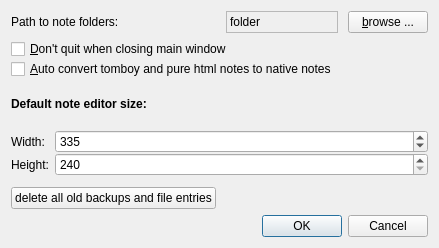
Old version of the form src/ui/preferences.ui in the repository hakaishi/nobleNote.
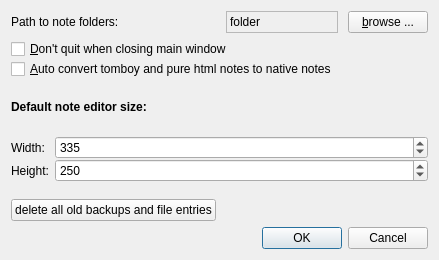
New version of the form. Icons and pictures are not drawn.

Commit message: added option to set a preset size for new notes

Diff of the .ui file:
```diff
--- a/src/ui/preferences.ui
+++ b/src/ui/preferences.ui
@@ -7,7 +7,7 @@
     <x>0</x>
     <y>0</y>
     <width>439</width>
-    <height>248</height>
+    <height>260</height>
    </rect>
   </property>
   <property name="windowTitle">
@@ -65,9 +65,6 @@
        </item>
        <item row="0" column="1">
         <widget class="QSpinBox" name="sizeSpinWidth">
-         <property name="minimum">
-          <number>240</number>
-         </property>
          <property name="maximum">
           <number>65536</number>
          </property>
@@ -78,12 +75,15 @@
        </item>
        <item row="1" column="1">
         <widget class="QSpinBox" name="sizeSpinHeight">
-         <property name="minimum">
-          <number>240</number>
-         </property>
          <property name="maximum">
           <number>65536</number>
          </property>
+         <property name="singleStep">
+          <number>5</number>
+         </property>
+         <property name="value">
+          <number>250</number>
+         </property>
         </widget>
        </item>
       </layout>
```
Left out of the diff: 3 changed lines with no effect on the pictures. The commit also changes 2 other files.
